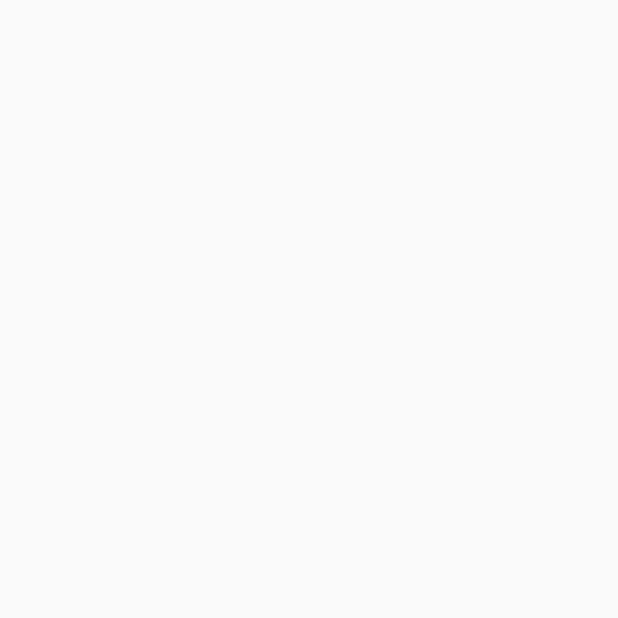
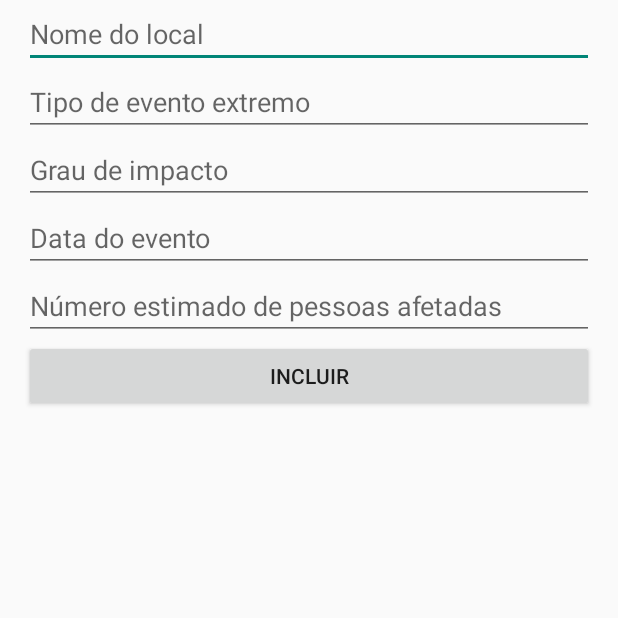
Before and after one commit to AmandaCornelsen/Extreme_Events_Monitor, an Android app built with Jetpack Compose: the screen it shows after launch (MainActivity), on a phone screen of 412 x 824 dp, the top half of it. Before the commit the part shown is empty. Run offline under Robolectric (Android 15) with nearby library versions, the phone set to English and light mode, and no system bars.

Commit message:
Incluindo a lista ao clicar no botão 'incluir'

```diff
--- a/app/src/main/AndroidManifest.xml
+++ b/app/src/main/AndroidManifest.xml
@@ -19,7 +19,6 @@
             android:theme="@style/Theme.Alunos_rm98160_rm97760">
             <intent-filter>
                 <action android:name="android.intent.action.MAIN" />
-
                 <category android:name="android.intent.category.LAUNCHER" />
             </intent-filter>
         </activity>
--- a/app/src/main/java/amandacornelsen/github/com/alunos_rm98160_rm97760/MainActivity.kt
+++ b/app/src/main/java/amandacornelsen/github/com/alunos_rm98160_rm97760/MainActivity.kt
@@ -1,21 +1,53 @@
 package amandacornelsen.github.com.alunos_rm98160_rm97760
 
 import android.os.Bundle
-import androidx.activity.ComponentActivity
-import androidx.activity.compose.setContent
-import androidx.activity.enableEdgeToEdge
-import androidx.compose.foundation.layout.fillMaxSize
-import androidx.compose.foundation.layout.padding
-import androidx.compose.material3.Scaffold
-import androidx.compose.material3.Text
-import androidx.compose.runtime.Composable
-import androidx.compose.ui.Modifier
-import androidx.compose.ui.tooling.preview.Preview
-import amandacornelsen.github.com.alunos_rm98160_rm97760.ui.theme.Alunos_rm98160_rm97760Theme
+import android.widget.Button
+import android.widget.EditText
+import androidx.appcompat.app.AppCompatActivity
+import androidx.recyclerview.widget.LinearLayoutManager
+import androidx.recyclerview.widget.RecyclerView
+import amandacornelsen.github.com.alunos_rm98160_rm97760.model.Evento
 
-class MainActivity : ComponentActivity() {
+class MainActivity : AppCompatActivity() {
+    private lateinit var recyclerView: RecyclerView
+    private lateinit var adapter: EventoAdapter
+    private val listaEventos = mutableListOf<Evento>()
+
     override fun onCreate(savedInstanceState: Bundle?) {
         super.onCreate(savedInstanceState)
+        setContentView(R.layout.activity_main)
 
+        val nomeLocal: EditText = findViewById(R.id.nomeLocal)
+        val eventos: EditText = findViewById(R.id.evento)
+        val tipoImpacto: EditText = findViewById(R.id.impacto)
+        val dataEvento: EditText = findViewById(R.id.data)
+        val pessoasAfetadas: EditText = findViewById(R.id.pessoas)
+        val incluir: Button = findViewById(R.id.incluir)
+
+        recyclerView = findViewById(R.id.recyclerView)
+        recyclerView.layoutManager = LinearLayoutManager(this)
+        adapter = EventoAdapter(listaEventos)
+        recyclerView.adapter = adapter
+
+        incluir.setOnClickListener {
+            val nomelocal = nomeLocal.text.toString()
+            val impacto = tipoImpacto.text.toString()
+            val pessoas = pessoasAfetadas.text.toString().toIntOrNull() ?: 0
+            val data = dataEvento.text.toString()
+            val eventoClimatico = eventos.text.toString()
+
+            if (nomelocal.isNotBlank() && impacto.isNotBlank() && data.isNotBlank() && eventoClimatico.isNotBlank()) {
+                val evento = Evento(nomelocal, impacto, pessoas, data, eventoClimatico)
+                listaEventos.add(evento)
+                adapter.notifyItemInserted(listaEventos.size - 1)
+
+                nomeLocal.text.clear()
+                tipoImpacto.text.clear()
+                pessoasAfetadas.text.clear()
+                dataEvento.text.clear()
+                eventos.text.clear()
+            }
+
+            }
+        }
     }
-}
--- /dev/null
+++ b/app/src/main/res/drawable/baseline_delete_24.xml
@@ -0,0 +1,5 @@
+<vector xmlns:android="http://schemas.android.com/apk/res/android" android:height="24dp" android:tint="#000000" android:viewportHeight="24" android:viewportWidth="24" android:width="24dp">
+
+    <path android:fillColor="@android:color/white" android:pathData="M6,19c0,1.1 0.9,2 2,2h8c1.1,0 2,-0.9 2,-2V7H6v12zM19,4h-3.5l-1,-1h-5l-1,1H5v2h14V4z"/>
+
+</vector>
--- a/app/src/main/res/layout/activity_main.xml
+++ b/app/src/main/res/layout/activity_main.xml
@@ -1,7 +1,71 @@
 <?xml version="1.0" encoding="utf-8"?>
 <LinearLayout xmlns:android="http://schemas.android.com/apk/res/android"
+    xmlns:app="http://schemas.android.com/apk/res-auto"
+    xmlns:tools="http://schemas.android.com/tools"
+    android:layout_width="match_parent"
+    android:layout_height="match_parent"
     android:orientation="vertical"
-    android:layout_width="match_parent"
-    android:layout_height="match_parent">
+    tools:context="amandacornelsen.github.com.alunos_rm98160_rm97760.MainActivity">
+
+    <EditText
+        android:id="@+id/nomeLocal"
+        android:layout_width="match_parent"
+        android:layout_height="wrap_content"
+        android:layout_marginStart="16dp"
+        android:layout_marginEnd="16dp"
+        android:hint="Nome do local"
+        android:inputType="text"/>
+
+    <EditText
+        android:id="@+id/evento"
+        android:layout_width="match_parent"
+        android:layout_height="wrap_content"
+        android:layout_marginStart="16dp"
+        android:layout_marginEnd="16dp"
+        android:hint="Tipo de evento extremo"
+        android:inputType="text"/>
+
+    <EditText
+        android:id="@+id/impacto"
+        android:layout_width="match_parent"
+        android:layout_height="wrap_content"
+        android:layout_marginStart="16dp"
+        android:layout_marginEnd="16dp"
+        android:hint="Grau de impacto"
+        android:inputType="text"/>
+
+    <EditText
+        android:id="@+id/data"
+        android:layout_width="match_parent"
+        android:layout_height="wrap_content"
+        android:layout_marginStart="16dp"
+        android:layout_marginEnd="16dp"
+        android:hint="Data do evento"
+        android:inputType="text"/>
+
+    <EditText
+        android:id="@+id/pessoas"
+        android:layout_width="match_parent"
+        android:layout_height="wrap_content"
+        android:layout_marginStart="16dp"
+        android:layout_marginEnd="16dp"
+        android:hint="Número estimado de pessoas afetadas"
+        android:inputType="text"/>
+
+    <Button
+        android:id="@+id/incluir"
+        android:layout_width="match_parent"
+        android:layout_height="wrap_content"
+        android:layout_marginStart="16dp"
+        android:layout_marginEnd="16dp"
+        android:text="Incluir" />
+
+    <androidx.recyclerview.widget.RecyclerView
+        android:id="@+id/recyclerView"
+        android:layout_width="match_parent"
+        android:layout_height="match_parent"
+        android:layout_marginStart="16dp"
+        android:layout_marginEnd="16dp"
+        app:layoutManager="androidx.recyclerview.widget.LinearLayoutManager" />
 
 </LinearLayout>
--- a/app/src/main/res/values/themes.xml
+++ b/app/src/main/res/values/themes.xml
@@ -1,5 +1,5 @@
 <?xml version="1.0" encoding="utf-8"?>
 <resources>
 
-    <style name="Theme.Alunos_rm98160_rm97760" parent="android:Theme.Material.Light.NoActionBar" />
+    <style name="Theme.Alunos_rm98160_rm97760" parent="Theme.AppCompat.Light.NoActionBar" />
 </resources>
```
Also changed, not shown: app/build.gradle.kts (+12 -0 lines), app/src/main/java/amandacornelsen/github/com/alunos_rm98160_rm97760/model/Evento.kt (added, +9 -0 lines), app/src/main/java/amandacornelsen/github/com/alunos_rm98160_rm97760/viewmodel/EventoAdapter.kt (added, +39 -0 lines), app/src/main/res/layout/item_evento.xml (added, +72 -0 lines).
